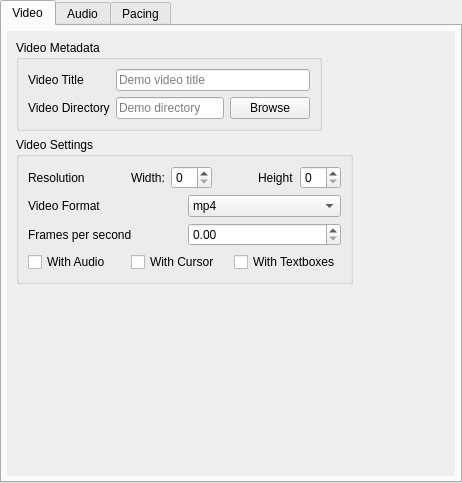
This is isu/ui/render.ui in clpi/isut as Qt 5 draws it before an edit. The edited form follows.
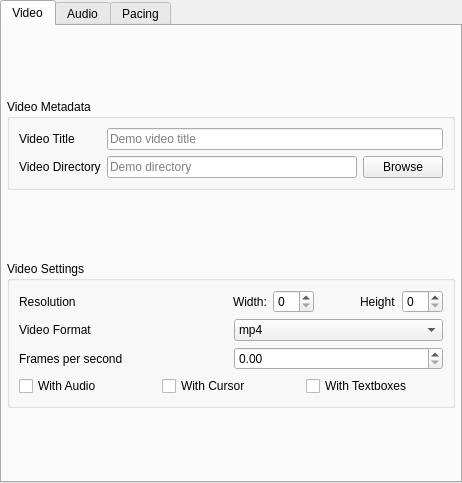
This is the edited form.

The edit to the form file:
```diff
--- a/isu/ui/render.ui
+++ b/isu/ui/render.ui
@@ -48,6 +48,9 @@
        <string>Video</string>
       </attribute>
       <layout class="QVBoxLayout" name="verticalLayout_2">
+       <property name="spacing">
+        <number>3</number>
+       </property>
        <property name="leftMargin">
         <number>5</number>
        </property>
@@ -61,36 +64,9 @@
         <number>5</number>
        </property>
        <item>
-        <widget class="QScrollArea" name="scrollArea">
-         <property name="autoFillBackground">
-          <bool>false</bool>
-         </property>
-         <property name="frameShape">
-          <enum>QFrame::NoFrame</enum>
-         </property>
-         <property name="frameShadow">
-          <enum>QFrame::Plain</enum>
-         </property>
-         <property name="lineWidth">
-          <number>0</number>
-         </property>
-         <property name="widgetResizable">
-          <bool>true</bool>
-         </property>
-         <widget class="QWidget" name="scrollAreaWidgetContents">
-          <property name="geometry">
-           <rect>
-            <x>0</x>
-            <y>0</y>
-            <width>446</width>
-            <height>444</height>
-           </rect>
-          </property>
-          <layout class="QFormLayout" name="formLayout_10">
-           <item row="0" column="0">
             <widget class="QGroupBox" name="groupBox">
              <property name="sizePolicy">
-              <sizepolicy hsizetype="Expanding" vsizetype="Preferred">
+          <sizepolicy hsizetype="Expanding" vsizetype="Maximum">
                <horstretch>0</horstretch>
                <verstretch>0</verstretch>
               </sizepolicy>
@@ -98,6 +74,9 @@
              <property name="title">
               <string>Video Metadata</string>
              </property>
+         <property name="alignment">
+          <set>Qt::AlignLeading|Qt::AlignLeft|Qt::AlignTop</set>
+         </property>
              <layout class="QFormLayout" name="formLayout">
               <item row="0" column="0">
                <widget class="QLabel" name="videoTitleLabel">
@@ -147,10 +126,10 @@
              </layout>
             </widget>
            </item>
-           <item row="1" column="0">
+       <item>
             <widget class="QGroupBox" name="groupBox_2">
              <property name="sizePolicy">
-              <sizepolicy hsizetype="Expanding" vsizetype="Preferred">
+          <sizepolicy hsizetype="Expanding" vsizetype="Maximum">
                <horstretch>0</horstretch>
                <verstretch>0</verstretch>
               </sizepolicy>
@@ -158,6 +137,9 @@
              <property name="title">
               <string>Video Settings</string>
              </property>
+         <property name="alignment">
+          <set>Qt::AlignLeading|Qt::AlignLeft|Qt::AlignTop</set>
+         </property>
              <layout class="QVBoxLayout" name="verticalLayout_3">
               <item>
                <layout class="QHBoxLayout" name="horizontalLayout_2">
@@ -298,10 +280,6 @@
            </item>
           </layout>
          </widget>
-        </widget>
-       </item>
-      </layout>
-     </widget>
      <widget class="QWidget" name="renderTabAudioTab">
       <attribute name="title">
        <string>Audio</string>
```
Left out of the diff: 17 changed lines with no effect on the pictures. Lines whose indentation alone changed are shown as unchanged.
